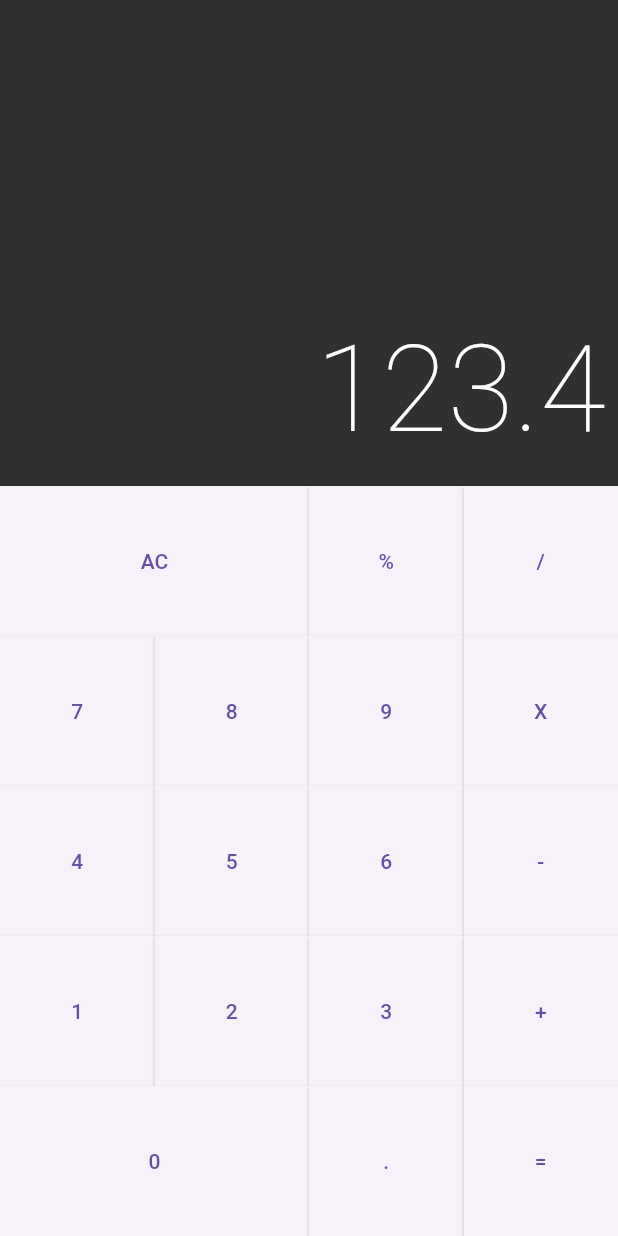
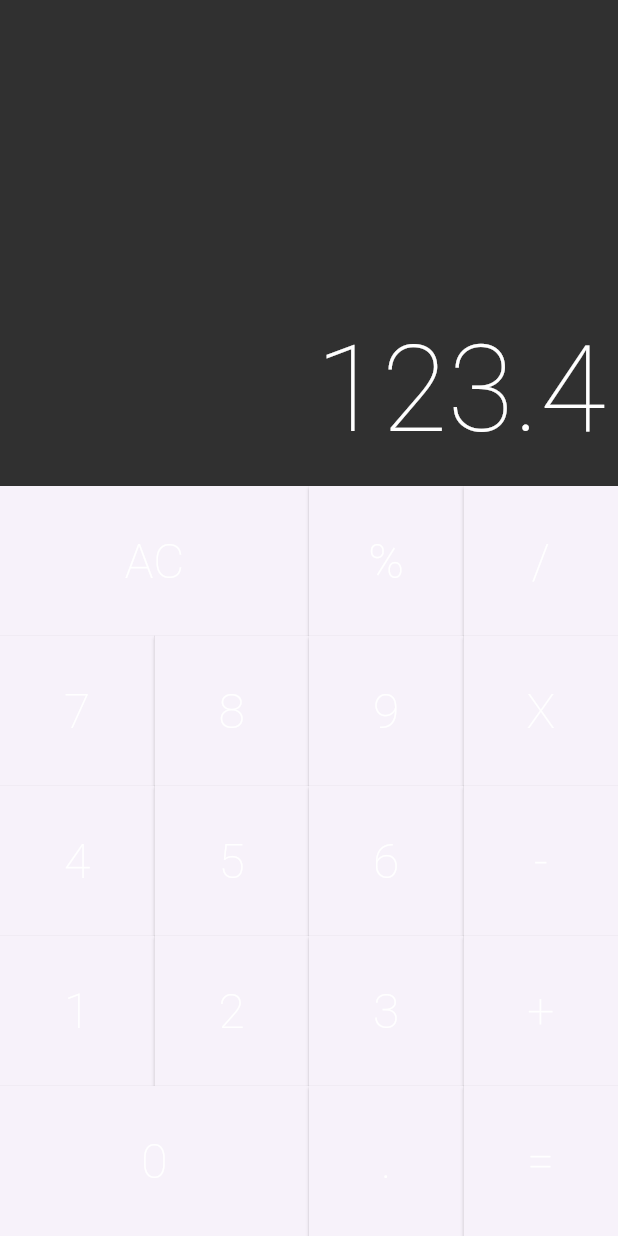
Before and after one commit to viniciusaraujo2405/calculadora, a Flutter app: the screen it shows after launch, on a phone screen of 412 x 824 dp. Run offline on Flutter 3.47's test engine with Material 3 defaults, Android fonts, the phone set to English and light mode, and no system bars; drawn by our look-alikes of auto_size_text; our stand-ins replace firebase_core; accounts and stored records are empty.

Commit message:
Definindo as cores no button e mudando o estilo do texto

```diff
--- a/lib/components/button.dart
+++ b/lib/components/button.dart
@@ -1,13 +1,19 @@
 import 'package:flutter/material.dart';
 
 class Button extends StatelessWidget {
+  static const DARK = Color.fromRGBO(82, 82, 82, 1);
+  static const DEFAULT = Color.fromRGBO(112, 112, 112, 1);
+  static const OPERATION = Color.fromRGBO(250, 158, 13, 1);
+
   final String text;
   final bool big;
+  final Color color;
 
     Button({
     Key? key,
     required this.text,
     this.big = false,
+    this.color = DEFAULT,
 
   }) : super(key: key);
 
@@ -17,11 +23,23 @@ class Button extends StatelessWidget {
       flex: big ? 2 : 1,
       child: ElevatedButton(
         onPressed: () {},
-        child: Text(text),
+        child: Text(
+          text,
+          style: TextStyle(
+            color: Colors.white,
+            fontSize: 32,
+            fontWeight: FontWeight.w200,
+
+          ),
+          ),
+
+
+
         style: ElevatedButton.styleFrom(
           shape: RoundedRectangleBorder(
             borderRadius: BorderRadius.circular(0),
-          ),
+        ),
+
         ),
 
       ),
```
